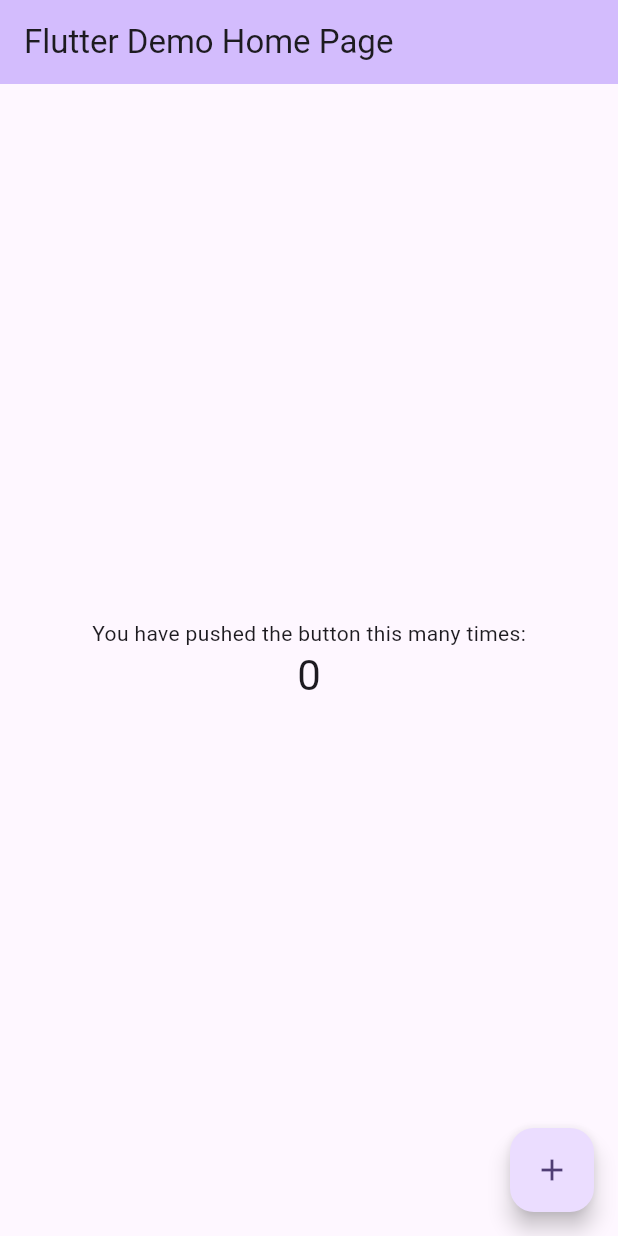
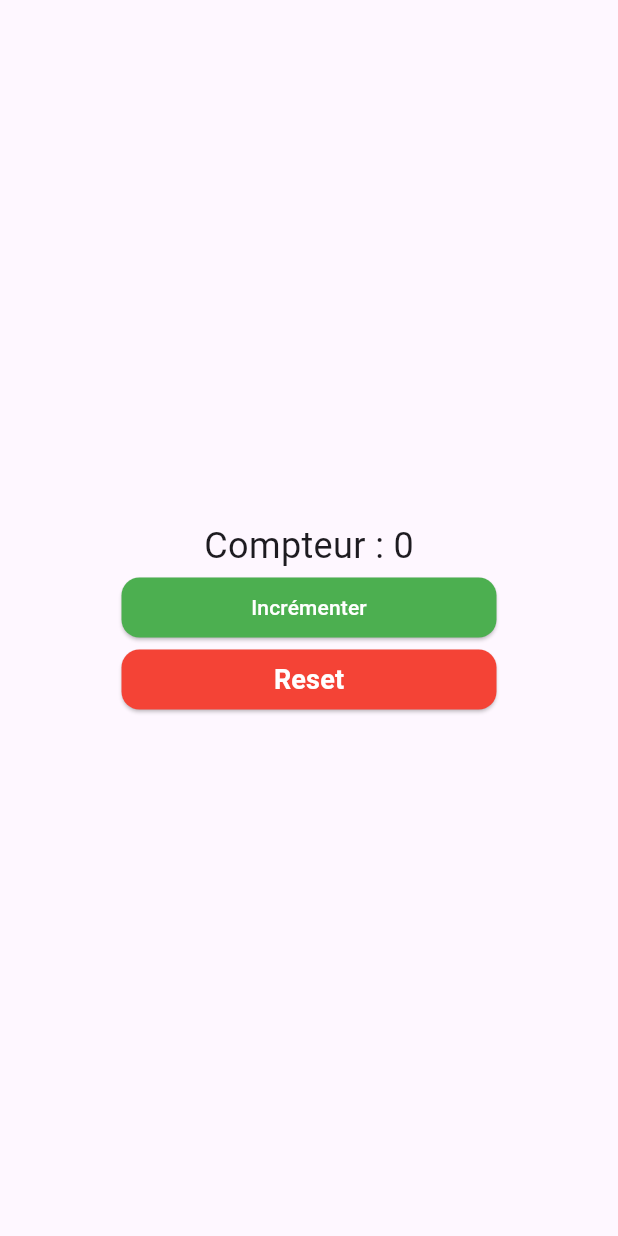
Before and after one commit to BaptisteEveno/FlutterReboot, a Flutter app: the screen it shows after launch, on a phone screen of 412 x 824 dp. Run offline on Flutter 3.47's test engine with Material 3 defaults, Android fonts, the light colour scheme and no system bars.

Commit message:
flutter reboot: counter, state management and button styling

```diff
--- a/lib/main.dart
+++ b/lib/main.dart
@@ -1,122 +1,82 @@
 import 'package:flutter/material.dart';
 
 void main() {
-  runApp(const MyApp());
+  runApp(const FlutterRebootApp());
 }
 
-class MyApp extends StatelessWidget {
-  const MyApp({super.key});
+class FlutterRebootApp extends StatelessWidget {
+  const FlutterRebootApp({super.key});
 
-  // This widget is the root of your application.
   @override
   Widget build(BuildContext context) {
-    return MaterialApp(
-      title: 'Flutter Demo',
-      theme: ThemeData(
-        // This is the theme of your application.
-        //
-        // TRY THIS: Try running your application with "flutter run". You'll see
-        // the application has a purple toolbar. Then, without quitting the app,
-        // try changing the seedColor in the colorScheme below to Colors.green
-        // and then invoke "hot reload" (save your changes or press the "hot
-        // reload" button in a Flutter-supported IDE, or press "r" if you used
-        // the command line to start the app).
-        //
-        // Notice that the counter didn't reset back to zero; the application
-        // state is not lost during the reload. To reset the state, use hot
-        // restart instead.
-        //
-        // This works for code too, not just values: Most code changes can be
-        // tested with just a hot reload.
-        colorScheme: .fromSeed(seedColor: Colors.deepPurple),
-      ),
-      home: const MyHomePage(title: 'Flutter Demo Home Page'),
-    );
+    return const MaterialApp(home: HomePage());
   }
 }
 
-class MyHomePage extends StatefulWidget {
-  const MyHomePage({super.key, required this.title});
-
-  // This widget is the home page of your application. It is stateful, meaning
-  // that it has a State object (defined below) that contains fields that affect
-  // how it looks.
-
-  // This class is the configuration for the state. It holds the values (in this
-  // case the title) provided by the parent (in this case the App widget) and
-  // used by the build method of the State. Fields in a Widget subclass are
-  // always marked "final".
-
-  final String title;
+class HomePage extends StatefulWidget {
+  const HomePage({super.key});
 
   @override
-  State<MyHomePage> createState() => _MyHomePageState();
+  State<HomePage> createState() => _HomePageState();
 }
 
-class _MyHomePageState extends State<MyHomePage> {
-  int _counter = 0;
+class _HomePageState extends State<HomePage> {
+  int counter = 0;
 
-  void _incrementCounter() {
+  void increment() {
     setState(() {
-      // This call to setState tells the Flutter framework that something has
-      // changed in this State, which causes it to rerun the build method below
-      // so that the display can reflect the updated values. If we changed
-      // _counter without calling setState(), then the build method would not be
-      // called again, and so nothing would appear to happen.
-      _counter++;
+      counter++;
+    });
+  }
+
+  void reset() {
+    setState(() {
+      counter = 0;
     });
   }
 
   @override
   Widget build(BuildContext context) {
-    // This method is rerun every time setState is called, for instance as done
-    // by the _incrementCounter method above.
-    //
-    // The Flutter framework has been optimized to make rerunning build methods
-    // fast, so that you can just rebuild anything that needs updating rather
-    // than having to individually change instances of widgets.
     return Scaffold(
-      appBar: AppBar(
-        // TRY THIS: Try changing the color here to a specific color (to
-        // Colors.amber, perhaps?) and trigger a hot reload to see the AppBar
-        // change color while the other colors stay the same.
-        backgroundColor: Theme.of(context).colorScheme.inversePrimary,
-        // Here we take the value from the MyHomePage object that was created by
-        // the App.build method, and use it to set our appbar title.
-        title: Text(widget.title),
-      ),
       body: Center(
-        // Center is a layout widget. It takes a single child and positions it
-        // in the middle of the parent.
         child: Column(
-          // Column is also a layout widget. It takes a list of children and
-          // arranges them vertically. By default, it sizes itself to fit its
-          // children horizontally, and tries to be as tall as its parent.
-          //
-          // Column has various properties to control how it sizes itself and
-          // how it positions its children. Here we use mainAxisAlignment to
-          // center the children vertically; the main axis here is the vertical
-          // axis because Columns are vertical (the cross axis would be
-          // horizontal).
-          //
-          // TRY THIS: Invoke "debug painting" (choose the "Toggle Debug Paint"
-          // action in the IDE, or press "p" in the console), to see the
-          // wireframe for each widget.
-          mainAxisAlignment: .center,
+          mainAxisAlignment: MainAxisAlignment.center,
           children: [
-            const Text('You have pushed the button this many times:'),
-            Text(
-              '$_counter',
-              style: Theme.of(context).textTheme.headlineMedium,
+            Text("Compteur : $counter", style: const TextStyle(fontSize: 24)),
+            SizedBox(
+              width: 250,
+              child: ElevatedButton(
+                onPressed: increment,
+                style: ElevatedButton.styleFrom(
+                  backgroundColor: Colors.green, // couleur du bouton
+                  foregroundColor: Colors.white, // couleur du texte
+                  shape: RoundedRectangleBorder(
+                    borderRadius: BorderRadius.circular(12), // arrondi
+                  ),
+                ),
+                child: const Text("Incrémenter"),
+              ),
+            ),
+            SizedBox(
+              width: 250,
+              child: ElevatedButton(
+                onPressed: reset,
+                style: ElevatedButton.styleFrom(
+                  backgroundColor: Colors.red, // couleur du bouton
+                  foregroundColor: Colors.white, // couleur du texte
+                  shape: RoundedRectangleBorder(
+                    borderRadius: BorderRadius.circular(12), // arrondi
+                  ),
+                ),
+                child: const Text(
+                  "Reset",
+                  style: TextStyle(fontSize: 18, fontWeight: FontWeight.bold),
+                ),
+              ),
             ),
           ],
         ),
       ),
-      floatingActionButton: FloatingActionButton(
-        onPressed: _incrementCounter,
-        tooltip: 'Increment',
-        child: const Icon(Icons.add),
-      ),
     );
   }
 }
```
